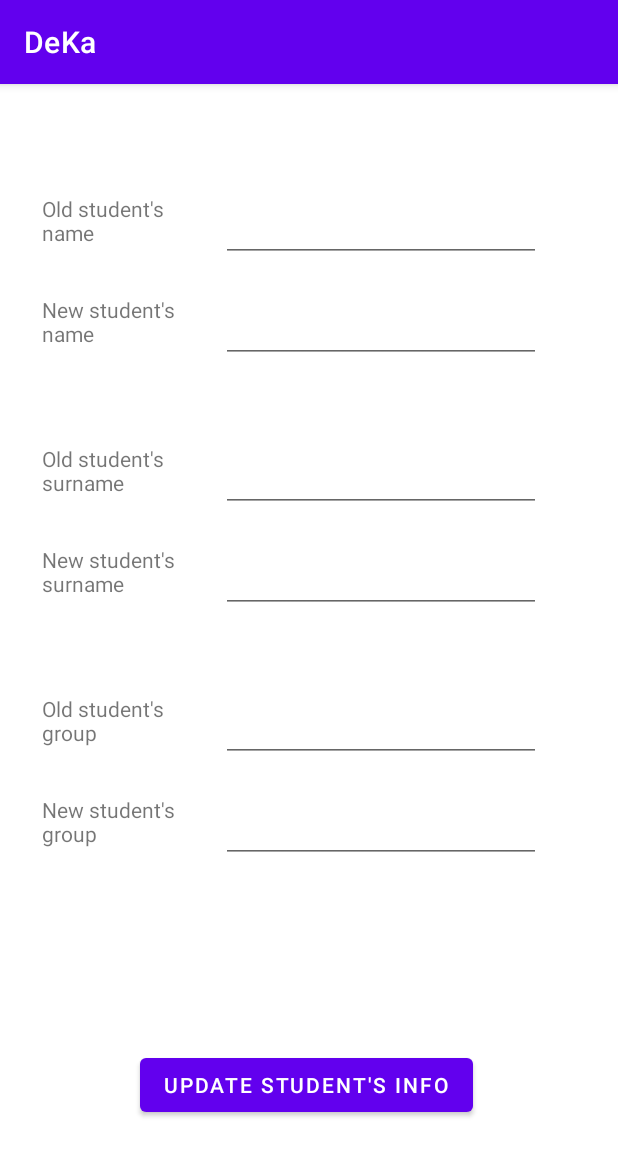
After one commit to fedyuchuktimothey/DeKa, an Android app: the fragment ChangeStudentInfo placed in its activity, on a phone screen of 412 x 824 dp. The commit adds this screen. Shown: the top 1156 px of the screen. Run offline under Robolectric (Android 15) with nearby library versions, the phone set to English and light mode, and no system bars; our stand-ins replace Firebase (no records; nobody signed in at launch, a user with empty details on screens opened directly).

Commit message:
Change stud info full
Need fixes
Toasts
Checks

```diff
--- /dev/null
+++ b/app/src/main/java/com/example/deka/fragments/students_functions/ChangeStudentInfo.kt
@@ -0,0 +1,53 @@
+package com.example.deka.fragments.students_functions
+
+import android.os.Bundle
+import android.view.LayoutInflater
+import android.view.View
+import android.view.ViewGroup
+import android.widget.Button
+import android.widget.EditText
+import androidx.fragment.app.Fragment
+import com.example.deka.R
+import com.google.firebase.firestore.ktx.firestore
+import com.google.firebase.ktx.Firebase
+import java.util.HashMap
+
+class ChangeStudentInfo: Fragment() {
+    override fun onCreateView(
+        inflater: LayoutInflater,
+        container: ViewGroup?,
+        savedInstanceState: Bundle?
+    ): View? {
+        val view = inflater.inflate(R.layout.fragment_change_student_info, container, false)
+        val oldStudName = view.findViewById<EditText>(R.id.oldStudName)
+        val newStudName = view.findViewById<EditText>(R.id.newStudName)
+        val oldStudSurname = view.findViewById<EditText>(R.id.oldStudSurname)
+        val newStudSurname = view.findViewById<EditText>(R.id.newStudSurname)
+        val oldStudGroup = view.findViewById<EditText>(R.id.oldStudGroup)
+        val newStudGroup = view.findViewById<EditText>(R.id.newStudGroup)
+        val updateStudInfo = view.findViewById(R.id.updateStudInfo) as Button
+        val db = Firebase.firestore
+        updateStudInfo.setOnClickListener(){
+            val student = HashMap<String, Any>()
+            student["name"] = newStudName.text.toString()
+            student["surname"] = newStudSurname.text.toString()
+            db.collection("Students").document("Groups").collection(oldStudGroup.text.toString()).document("${oldStudSurname.text} ${oldStudName.text}")
+                .delete()
+                .addOnSuccessListener { documentReference ->
+                    //  Log.d(TAG, "DocumentSnapshot added with ID: ${documentReference.id}")
+                }
+                .addOnFailureListener { e ->
+                    // Log.w(TAG, "Error adding document", e)
+                }
+            db.collection("Students").document("Groups").collection(newStudGroup.text.toString()).document("${newStudSurname.text} ${newStudName.text}")
+                .set(student)
+                .addOnSuccessListener { documentReference ->
+                    //  Log.d(TAG, "DocumentSnapshot added with ID: ${documentReference.id}")
+                }
+                .addOnFailureListener { e ->
+                    // Log.w(TAG, "Error adding document", e)
+                }
+        }
+        return view
+    }
+}
--- a/app/src/main/java/com/example/deka/fragments/students_functions/RemoveStudentFragment.kt
+++ b/app/src/main/java/com/example/deka/fragments/students_functions/RemoveStudentFragment.kt
@@ -21,7 +21,7 @@ class RemoveStudentFragment : Fragment() {
         val view = inflater.inflate(R.layout.fragment_remove_student, container, false)
         val studNameRemove = view.findViewById<EditText>(R.id.studNameRemove)
         val studSurnameRemove = view.findViewById<EditText>(R.id.studSurnameRemove)
-        val studGroupRemove = view.findViewById<EditText>(R.id.studGroupREmove)
+        val studGroupRemove = view.findViewById<EditText>(R.id.studGroupRemove)
         val removeStudent = view.findViewById(R.id.removeStudent) as Button
         val db = Firebase.firestore
         removeStudent.setOnClickListener(){
--- a/app/src/main/java/com/example/deka/fragments/students_functions/StudFunctionsFragment.kt
+++ b/app/src/main/java/com/example/deka/fragments/students_functions/StudFunctionsFragment.kt
@@ -29,6 +29,13 @@ class StudFunctionsFragment:Fragment() {
             activity?.supportFragmentManager?.beginTransaction()
                 ?.replace(R.id.container, removeStudentFragment)?.addToBackStack("StudFunctionsFragment")?.commit()
         }
+        //Edit student button
+        val changeStudent = view.findViewById(R.id.changeStud) as Button
+        val changeStudentInfo = ChangeStudentInfo()
+        changeStudent.setOnClickListener() {
+            activity?.supportFragmentManager?.beginTransaction()
+                ?.replace(R.id.container, changeStudentInfo)?.addToBackStack("StudFunctionsFragment")?.commit()
+        }
 
         return view
     }
--- /dev/null
+++ b/app/src/main/res/layout/fragment_change_student_info.xml
@@ -0,0 +1,139 @@
+<?xml version="1.0" encoding="utf-8"?>
+<androidx.constraintlayout.widget.ConstraintLayout xmlns:android="http://schemas.android.com/apk/res/android"
+    xmlns:app="http://schemas.android.com/apk/res-auto"
+    xmlns:tools="http://schemas.android.com/tools"
+    android:layout_width="match_parent"
+    android:layout_height="match_parent">
+
+    <TextView
+        android:id="@+id/textView16"
+        android:layout_width="103dp"
+        android:layout_height="wrap_content"
+        android:layout_marginStart="28dp"
+        android:layout_marginTop="53dp"
+        android:text="Old student's name"
+        app:layout_constraintStart_toStartOf="parent"
+        app:layout_constraintTop_toTopOf="parent" />
+
+    <TextView
+        android:id="@+id/textView17"
+        android:layout_width="103dp"
+        android:layout_height="wrap_content"
+        android:layout_marginTop="32dp"
+        android:text="New student's name"
+        app:layout_constraintEnd_toEndOf="@+id/textView16"
+        app:layout_constraintStart_toStartOf="@+id/textView16"
+        app:layout_constraintTop_toBottomOf="@+id/textView16" />
+
+    <EditText
+        android:id="@+id/oldStudName"
+        android:layout_width="wrap_content"
+        android:layout_height="wrap_content"
+        android:layout_marginStart="16dp"
+        android:ems="10"
+        android:inputType="textPersonName"
+        app:layout_constraintStart_toEndOf="@+id/textView16"
+        app:layout_constraintTop_toTopOf="@+id/textView16" />
+
+    <EditText
+        android:id="@+id/newStudName"
+        android:layout_width="wrap_content"
+        android:layout_height="wrap_content"
+        android:layout_marginStart="16dp"
+        android:ems="10"
+        android:inputType="textPersonName"
+        app:layout_constraintStart_toEndOf="@+id/textView17"
+        app:layout_constraintTop_toTopOf="@+id/textView17" />
+
+    <TextView
+        android:id="@+id/textView18"
+        android:layout_width="103dp"
+        android:layout_height="wrap_content"
+        android:layout_marginTop="64dp"
+        android:text="Old student's surname"
+        app:layout_constraintEnd_toEndOf="@+id/textView17"
+        app:layout_constraintStart_toStartOf="@+id/textView17"
+        app:layout_constraintTop_toBottomOf="@+id/textView17" />
+
+    <TextView
+        android:id="@+id/textView19"
+        android:layout_width="103dp"
+        android:layout_height="wrap_content"
+        android:layout_marginTop="32dp"
+        android:text="New student's surname"
+        app:layout_constraintEnd_toEndOf="@+id/textView18"
+        app:layout_constraintStart_toStartOf="@+id/textView18"
+        app:layout_constraintTop_toBottomOf="@+id/textView18" />
+
+    <EditText
+        android:id="@+id/oldStudSurname"
+        android:layout_width="wrap_content"
+        android:layout_height="wrap_content"
+        android:layout_marginStart="16dp"
+        android:ems="10"
+        android:inputType="textPersonName"
+        app:layout_constraintStart_toEndOf="@+id/textView18"
+        app:layout_constraintTop_toTopOf="@+id/textView18" />
+
+    <EditText
+        android:id="@+id/newStudSurname"
+        android:layout_width="wrap_content"
+        android:layout_height="wrap_content"
+        android:layout_marginStart="16dp"
+        android:ems="10"
+        android:inputType="textPersonName"
+        app:layout_constraintStart_toEndOf="@+id/textView19"
+        app:layout_constraintTop_toTopOf="@+id/textView19" />
+
+    <Button
+        android:id="@+id/updateStudInfo"
+        android:layout_width="wrap_content"
+        android:layout_height="wrap_content"
+        android:layout_marginStart="2dp"
+        android:layout_marginEnd="2dp"
+        android:layout_marginBottom="60dp"
+        android:text="Update student's info"
+        app:layout_constraintBottom_toBottomOf="parent"
+        app:layout_constraintEnd_toEndOf="parent"
+        app:layout_constraintStart_toStartOf="parent" />
+
+    <TextView
+        android:id="@+id/textView20"
+        android:layout_width="103dp"
+        android:layout_height="wrap_content"
+        android:layout_marginTop="64dp"
+        android:text="Old student's group"
+        app:layout_constraintEnd_toEndOf="@+id/textView19"
+        app:layout_constraintStart_toStartOf="@+id/textView19"
+        app:layout_constraintTop_toBottomOf="@+id/textView19" />
+
+    <TextView
+        android:id="@+id/textView21"
+        android:layout_width="103dp"
+        android:layout_height="wrap_content"
+        android:layout_marginTop="32dp"
+        android:text="New student's group"
+        app:layout_constraintEnd_toEndOf="@+id/textView20"
+        app:layout_constraintStart_toStartOf="@+id/textView20"
+        app:layout_constraintTop_toBottomOf="@+id/textView20" />
+
+    <EditText
+        android:id="@+id/oldStudGroup"
+        android:layout_width="wrap_content"
+        android:layout_height="wrap_content"
+        android:layout_marginStart="16dp"
+        android:ems="10"
+        android:inputType="textPersonName"
+        app:layout_constraintStart_toEndOf="@+id/textView20"
+        app:layout_constraintTop_toTopOf="@+id/textView20" />
+
+    <EditText
+        android:id="@+id/newStudGroup"
+        android:layout_width="wrap_content"
+        android:layout_height="wrap_content"
+        android:layout_marginStart="16dp"
+        android:ems="10"
+        android:inputType="textPersonName"
+        app:layout_constraintStart_toEndOf="@+id/textView21"
+        app:layout_constraintTop_toTopOf="@+id/textView21" />
+</androidx.constraintlayout.widget.ConstraintLayout>
--- a/app/src/main/res/layout/fragment_remove_student.xml
+++ b/app/src/main/res/layout/fragment_remove_student.xml
@@ -56,7 +56,7 @@
         app:layout_constraintTop_toTopOf="@+id/textView14" />
 
     <EditText
-        android:id="@+id/studGroupREmove"
+        android:id="@+id/studGroupRemove"
         android:layout_width="wrap_content"
         android:layout_height="wrap_content"
         android:layout_marginStart="16dp"
--- a/app/src/main/res/layout/fragment_stud_functions.xml
+++ b/app/src/main/res/layout/fragment_stud_functions.xml
@@ -56,7 +56,7 @@
        app:layout_constraintTop_toTopOf="parent" />
 
    <Button
-       android:id="@+id/editStud"
+       android:id="@+id/changeStud"
        android:layout_width="wrap_content"
        android:layout_height="wrap_content"
        android:layout_marginTop="24dp"
@@ -71,9 +71,9 @@
        android:layout_height="wrap_content"
        android:layout_marginTop="81dp"
        android:text="Student marks"
-       app:layout_constraintEnd_toEndOf="@+id/editStud"
-       app:layout_constraintStart_toStartOf="@+id/editStud"
-       app:layout_constraintTop_toBottomOf="@+id/editStud" />
+       app:layout_constraintEnd_toEndOf="@+id/changeStud"
+       app:layout_constraintStart_toStartOf="@+id/changeStud"
+       app:layout_constraintTop_toBottomOf="@+id/changeStud" />
 
    <Button
        android:id="@+id/studMarks"
```
